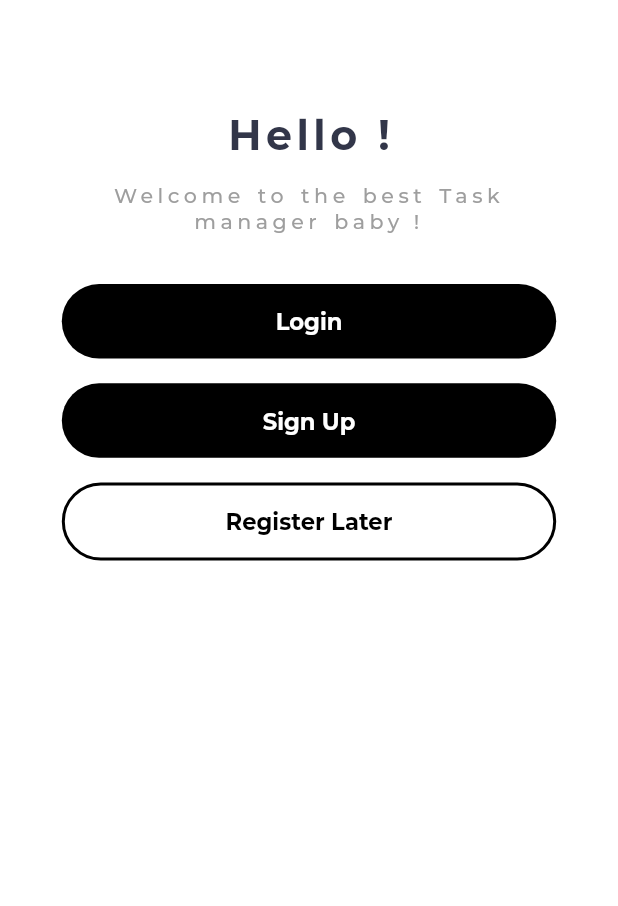
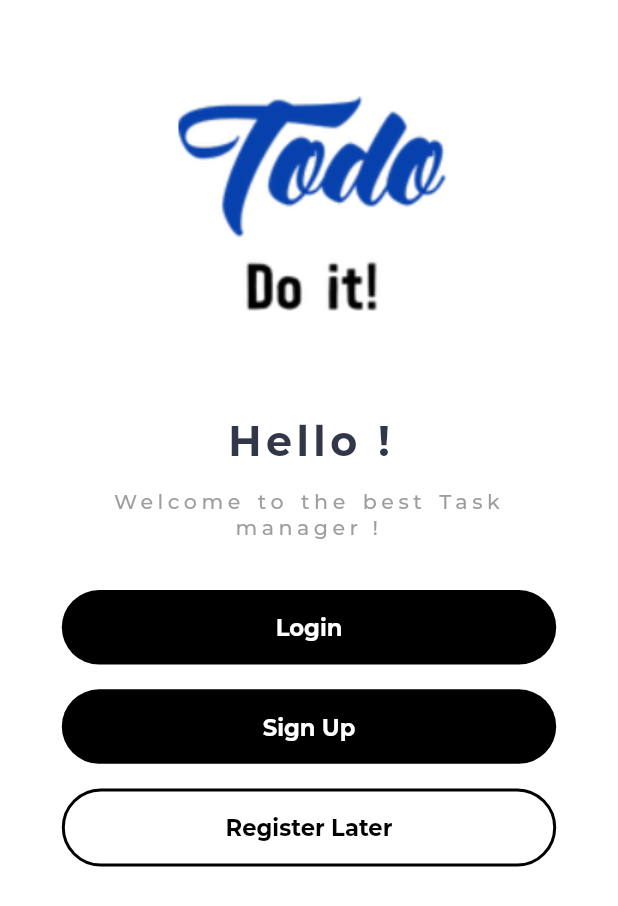
Before and after one commit to Rameshraj003/todo, a Flutter app: the WelcomePage screen opened directly, on a phone screen of 412 x 824 dp. Shown: the top 906 px of the screen. Run offline on Flutter 3.47's test engine with Material 2 defaults, Android fonts, the phone set to English and light mode, and no system bars; our stand-ins replace another_flushbar, awesome_notifications, bloc, cloud_firestore, connectivity_plus, date_picker_timeline and 8 more; missing offline and left inert: day_night_time_picker; accounts and stored records are empty.

Commit message:
Visual Errors fixed

```diff
--- a/lib/presentation/screens/welcome_page.dart
+++ b/lib/presentation/screens/welcome_page.dart
@@ -38,7 +38,7 @@ class WelcomePage extends StatelessWidget {
                 child: Column(
                   crossAxisAlignment: CrossAxisAlignment.center,
                   children: [
-                  //addlogo
+                  Image.asset('assets/ToDo_logo.png'),
                     SizedBox(
                       height: 4.h,
                     ),
@@ -53,7 +53,7 @@ class WelcomePage extends StatelessWidget {
                       height: 2.h,
                     ),
                     Text(
-                      'Welcome to the best Task manager baby !',
+                      'Welcome to the best Task manager !',
                       textAlign: TextAlign.center,
                       style: Theme.of(context).textTheme.subtitle1?.copyWith(
                             letterSpacing: 3,
@@ -61,6 +61,7 @@ class WelcomePage extends StatelessWidget {
                             wordSpacing: 2,
                           ),
                     ),
+
                     SizedBox(
                       height: 4.h,
                     ),
--- a/pubspec.yaml
+++ b/pubspec.yaml
@@ -69,6 +69,7 @@ flutter:
   assets:
     - assets/images/
     - assets/icons/
+    - assets/ToDo_logo.png
   #   - images/a_dot_ham.jpeg
   # An image asset can refer to one or more resolution-specific "variants", see
   # https://flutter.dev/assets-and-images/#resolution-aware.
```
